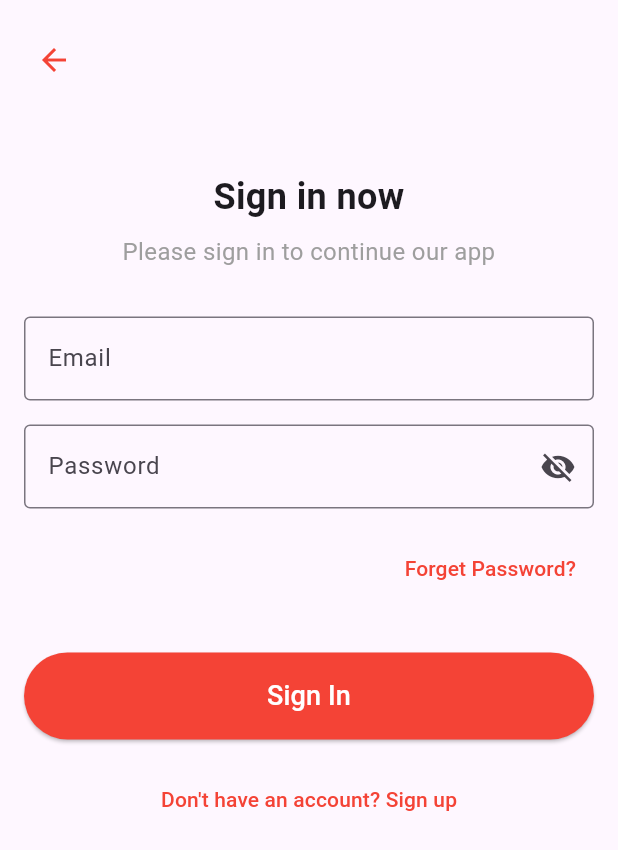
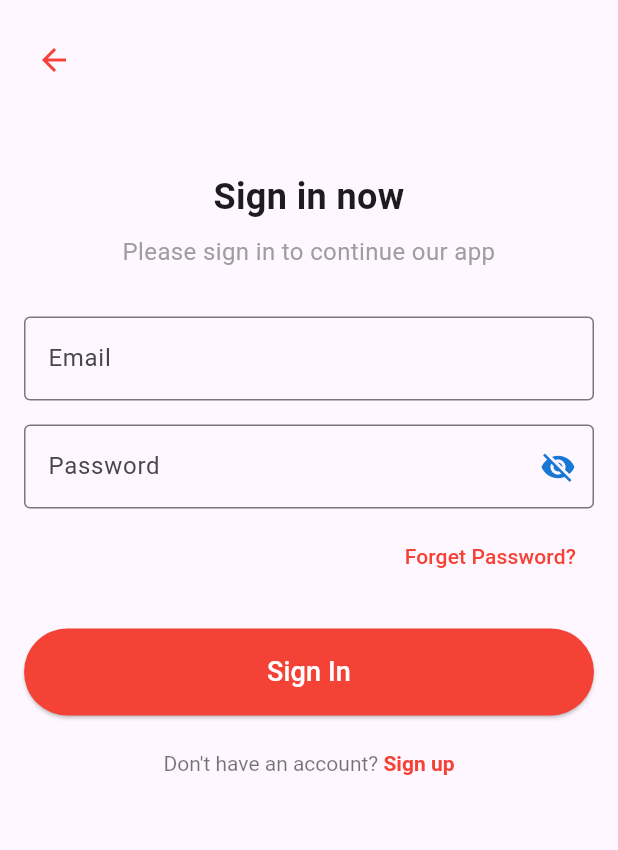
Before and after one commit to Erdal-Tanirkut/OUABootcampFlutter11, a Flutter app: the SignInView screen opened directly, on a phone screen of 412 x 824 dp. Shown: the top 850 px of the screen. Run offline on Flutter 3.47's test engine with Material 3 defaults, Android fonts, the phone set to English and light mode, and no system bars.

Commit message:
sign up ekranı ana hatlarıyla tamamlandı ve sign in ekranı guncellendi

```diff
--- a/lib/views/sign_in/sign_in_view.dart
+++ b/lib/views/sign_in/sign_in_view.dart
@@ -1,20 +1,29 @@
+import 'package:flutter/gestures.dart';
 import 'package:flutter/material.dart';
+import 'package:muse/views/sign_up/sign_up_view.dart';
 
-class SignInView extends StatelessWidget {
+class SignInView extends StatefulWidget {
+  @override
+  _SignInViewState createState() => _SignInViewState();
+}
+
+class _SignInViewState extends State<SignInView> {
+  bool _isPasswordVisible = false; //to toggle visibility
+
   @override
   Widget build(BuildContext context) {
     return Scaffold(
       body: Padding(
         padding: const EdgeInsets.all(16.0),
+        child: SingleChildScrollView(
           child: Column(
-          //mainAxisAlignment: MainAxisAlignment.center, //left arrow da ekranın ortasına geliyor
             crossAxisAlignment: CrossAxisAlignment.stretch,
             children: [
               IconButton(
                 alignment: Alignment.topLeft,
                 icon: Icon(Icons.arrow_back, color: Colors.red),
                 onPressed: () {
-                // TODO: Implement back navigation
+                  // Navigate to onboarding
                 },
               ),
               SizedBox(height: 50),
@@ -42,16 +51,28 @@ class SignInView extends StatelessWidget {
                 decoration: InputDecoration(
                   labelText: 'Password',
                   border: OutlineInputBorder(),
-                suffixIcon: Icon(Icons.visibility_off),
+                  suffixIcon: IconButton(
+                    icon: Icon(
+                      _isPasswordVisible
+                          ? Icons.visibility
+                          : Icons.visibility_off,
+                      color: Theme.of(context).primaryColorDark,
                     ),
-              obscureText: true,
+                    onPressed: () {
+                      setState(() {
+                        _isPasswordVisible = !_isPasswordVisible;
+                      });
+                    },
                   ),
-            SizedBox(height: 16),
+                ),
+                obscureText: !_isPasswordVisible,
+              ),
+              SizedBox(height: 8),
               Align(
                 alignment: Alignment.centerRight,
                 child: TextButton(
                   onPressed: () {
-                  // TODO: Implement forgot password navigation
+                    // Implement forgot password navigation
                   },
                   child: Text(
                     'Forget Password?',
@@ -59,33 +80,52 @@ class SignInView extends StatelessWidget {
                   ),
                 ),
               ),
-            SizedBox(height: 32),
+              SizedBox(height: 24),
               ElevatedButton(
                 style: ElevatedButton.styleFrom(
                   backgroundColor: Colors.red,
                   padding: EdgeInsets.symmetric(vertical: 16),
                 ),
                 onPressed: () {
-                // TODO: Implement sign-in logic
+                  // Implement sign-in logic
                 },
                 child: Text(
                   'Sign In',
                   style: TextStyle(color: Colors.white, fontSize: 18),
                 ),
               ),
-            SizedBox(height: 16),
+              SizedBox(height: 24),
               Center(
-              child: TextButton(
-                onPressed: () {
-                  // TODO: Implement sign-up navigation
+                child: RichText(
+                  text: TextSpan(
+                    style: const TextStyle(
+                      color: Colors.black54,
+                    ),
+                    children: <TextSpan>[
+                      const TextSpan(
+                        text: "Don't have an account? ",
+                      ),
+                      TextSpan(
+                        text: 'Sign up',
+                        style: const TextStyle(
+                          color: Colors.red,
+                          fontWeight: FontWeight.bold,
+                        ),
+                        recognizer: TapGestureRecognizer()
+                          ..onTap = () {
+                            Navigator.push(
+                              context,
+                              MaterialPageRoute(
+                                  builder: (context) => SignUpView()),
+                            );
                           },
-                child: Text(
-                  "Don't have an account? Sign up",
-                  style: TextStyle(color: Colors.red),
+                      ),
+                    ],
                   ),
                 ),
+              )
+            ],
           ),
-          ],
         ),
       ),
     );
```
Also changed, not shown: lib/views/sign_up/sign_up_state.dart (+14 -114 lines), lib/views/sign_up/sign_up_view.dart (+119 -107 lines), lib/views/sign_up/sign_up_viewmodel.dart (+21 -119 lines). Lines whose indentation alone changed are shown as unchanged.
